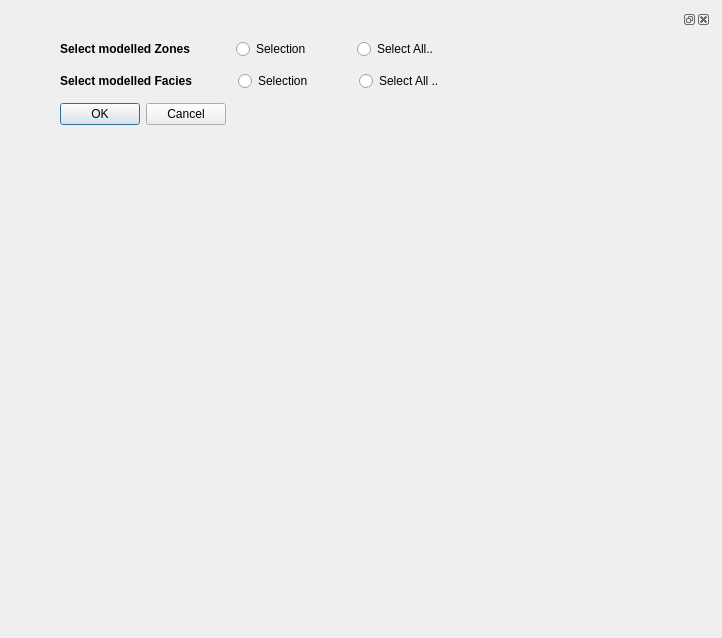
Old version of the form ui/Selection.ui in the repository equinor/APS-Facies.
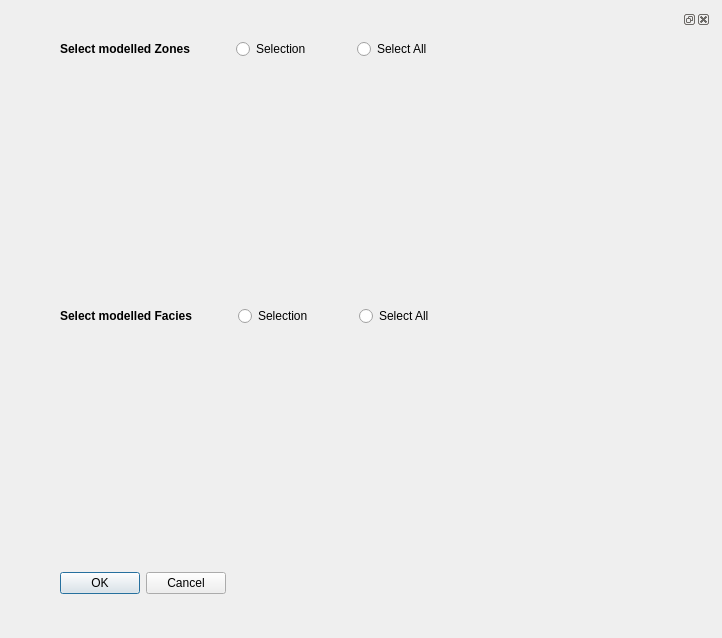
New version of the form. Custom widgets are drawn as their Qt base class.

What changed in the file:
```diff
--- a/ui/Selection.ui
+++ b/ui/Selection.ui
@@ -99,22 +99,12 @@
            </font>
           </property>
           <property name="text">
-           <string>Select All..</string>
+           <string>Select All</string>
           </property>
          </widget>
         </item>
        </layout>
       </item>
-      <item row="1" column="0">
-       <widget class="KActionSelector" name="SelectZones_actionSelector">
-        <property name="font">
-         <font>
-          <weight>50</weight>
-          <bold>false</bold>
-         </font>
-        </property>
-       </widget>
-      </item>
       <item row="2" column="0">
        <layout class="QHBoxLayout" name="horizontalLayout_7">
         <item>
@@ -178,22 +168,12 @@
            </font>
           </property>
           <property name="text">
-           <string>Select All ..</string>
+           <string>Select All</string>
           </property>
          </widget>
         </item>
        </layout>
       </item>
-      <item row="3" column="0">
-       <widget class="KActionSelector" name="Facies_kactionselector">
-        <property name="font">
-         <font>
-          <weight>50</weight>
-          <bold>false</bold>
-         </font>
-        </property>
-       </widget>
-      </item>
       <item row="4" column="0">
        <widget class="QDialogButtonBox" name="Selection_Ok_Cancel_buttonBox">
         <property name="font">
@@ -207,18 +187,37 @@
         </property>
        </widget>
       </item>
+      <item row="1" column="0">
+       <spacer name="verticalSpacer">
+        <property name="orientation">
+         <enum>Qt::Vertical</enum>
+        </property>
+        <property name="sizeHint" stdset="0">
+         <size>
+          <width>20</width>
+          <height>5</height>
+         </size>
+        </property>
+       </spacer>
+      </item>
+      <item row="3" column="0">
+       <spacer name="verticalSpacer_2">
+        <property name="orientation">
+         <enum>Qt::Vertical</enum>
+        </property>
+        <property name="sizeHint" stdset="0">
+         <size>
+          <width>20</width>
+          <height>5</height>
+         </size>
+        </property>
+       </spacer>
+      </item>
      </layout>
     </widget>
    </widget>
   </widget>
  </widget>
- <customwidgets>
-  <customwidget>
-   <class>KActionSelector</class>
-   <extends>QWidget</extends>
-   <header>kactionselector.h</header>
-  </customwidget>
- </customwidgets>
  <resources/>
  <connections/>
 </ui>
```
